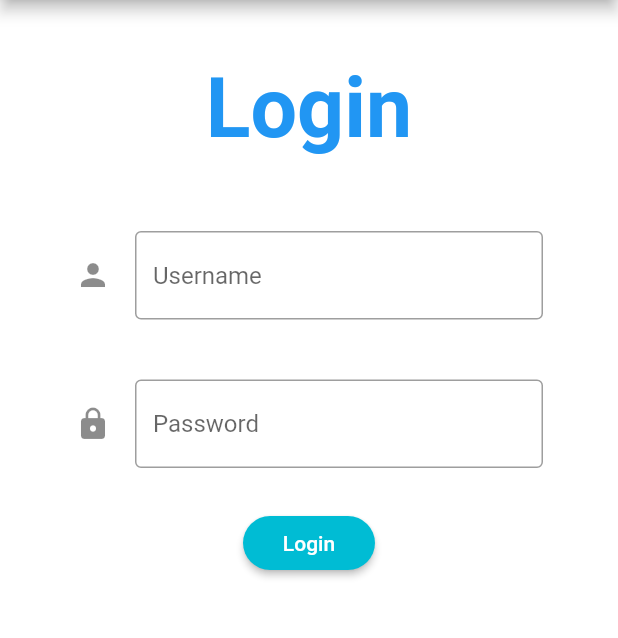
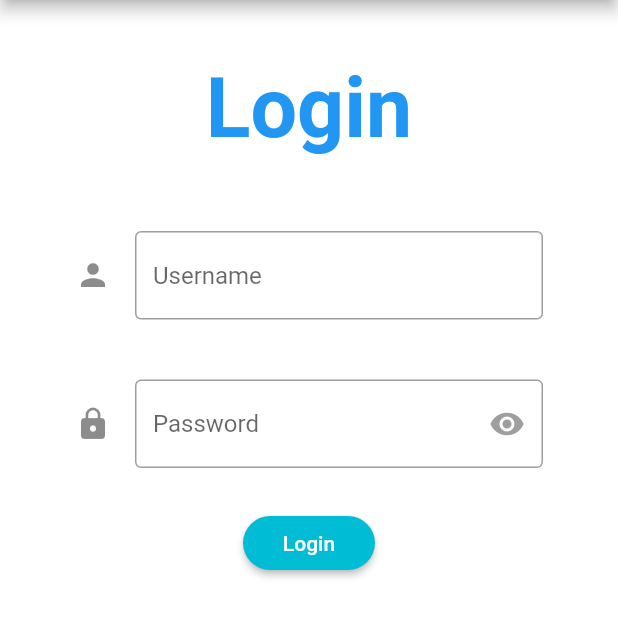
Before and after one commit to KhaledLoay99/qr_code_flutter_project, a Flutter app: the screen it shows after launch, after a tap on "LOGIN", on a phone screen of 412 x 824 dp, the part 84-722 px from its top. Run offline on Flutter 3.47's test engine with Material 2 defaults, Android fonts, the phone set to English and light mode, and no system bars; our stand-ins replace badges, shared_preferences.

Commit message:
loginUpdate

```diff
--- a/lib/ui/login.dart
+++ b/lib/ui/login.dart
@@ -17,6 +17,7 @@ class LoginState extends State<Login> {
   final _formKey = GlobalKey<FormState>();
   String _savedDataUsername = "";
   String _savedDataPassword = "";
+  bool _showPassword = false;
 
   var _usernameField = new TextEditingController();
   var _passwordField = new TextEditingController();
@@ -111,8 +112,18 @@ class LoginState extends State<Login> {
                       hintText: 'Password',
                       icon: new Icon(Icons.lock),
                       border: const OutlineInputBorder(),
+                      suffixIcon: IconButton(
+                        icon: Icon(
+                          Icons.remove_red_eye,
+                          color: this._showPassword ? Colors.blue : Colors.grey,
+                        ),
+                        onPressed: () {
+                          setState(
+                              () => this._showPassword = !this._showPassword);
+                        },
+                      ),
                     ),
-                    obscureText: true,
+                    obscureText: !this._showPassword,
                   ),
                   Padding(
                     padding: const EdgeInsets.symmetric(vertical: 26.0),
@@ -131,7 +142,7 @@ class LoginState extends State<Login> {
                         }
                       },
                       child: Text('Login'),
-                           color: Colors.cyan,
+                      color: Colors.cyan,
                       textColor: Colors.white,
                       shape: RoundedRectangleBorder(
                         borderRadius: BorderRadius.circular(100.0),
```
